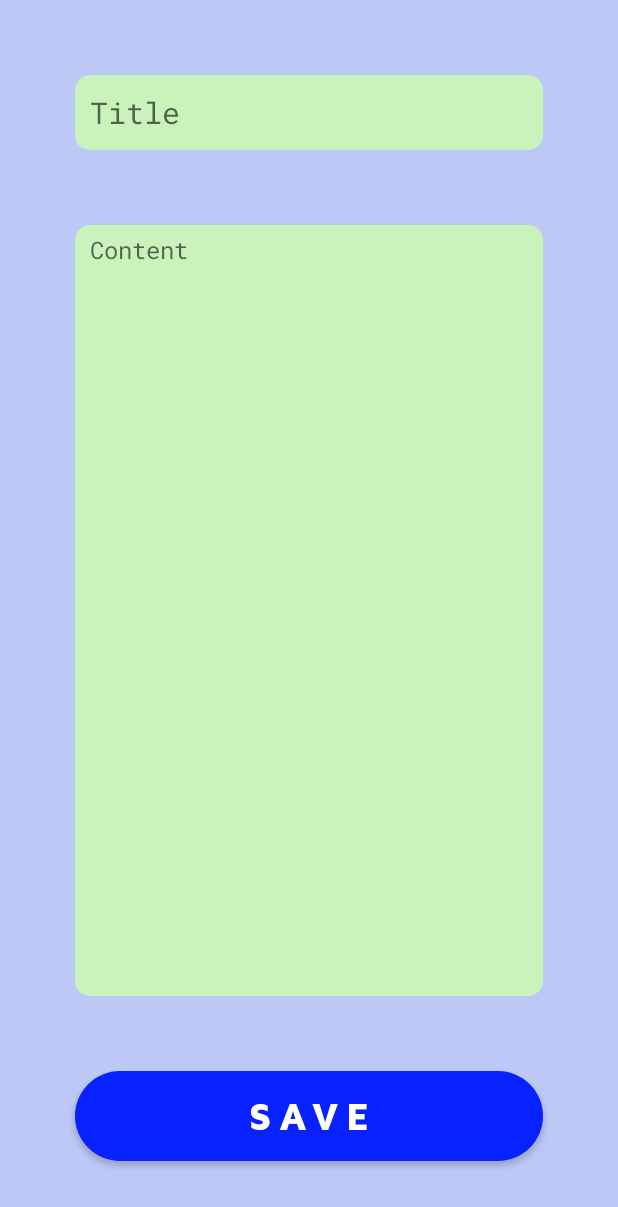
After one commit to dasgauranga2/Secure-Notes, an Android app: the AddNoteActivity screen opened directly, with no data from a screen before it, on a phone screen of 412 x 824 dp. The commit adds this screen. Shown: the top 1207 px of the screen. Run offline under Robolectric (Android 15) with nearby library versions, the phone set to English and light mode, and no system bars.

Commit message:
AddNote Activity for adding notes

```diff
--- a/app/src/main/AndroidManifest.xml
+++ b/app/src/main/AndroidManifest.xml
@@ -9,6 +9,7 @@
         android:roundIcon="@mipmap/ic_launcher_round"
         android:supportsRtl="true"
         android:theme="@style/Theme.AppCompat.Light.NoActionBar">
+        <activity android:name=".AddNoteActivity"></activity>
         <activity android:name=".MainActivity">
             <intent-filter>
                 <action android:name="android.intent.action.MAIN" />
--- /dev/null
+++ b/app/src/main/java/com/gauranga/securenotes/AddNoteActivity.java
@@ -0,0 +1,14 @@
+package com.gauranga.securenotes;
+
+import androidx.appcompat.app.AppCompatActivity;
+
+import android.os.Bundle;
+
+public class AddNoteActivity extends AppCompatActivity {
+
+    @Override
+    protected void onCreate(Bundle savedInstanceState) {
+        super.onCreate(savedInstanceState);
+        setContentView(R.layout.activity_add_note);
+    }
+}
--- a/app/src/main/java/com/gauranga/securenotes/MainActivity.java
+++ b/app/src/main/java/com/gauranga/securenotes/MainActivity.java
@@ -2,9 +2,17 @@ package com.gauranga.securenotes;
 
 import androidx.appcompat.app.AppCompatActivity;
 
+import android.content.Intent;
 import android.os.Bundle;
+import android.view.View;
 
 public class MainActivity extends AppCompatActivity {
+
+    // add a new note
+    public void add_note(View view) {
+        Intent intent = new Intent(getApplicationContext(),AddNoteActivity.class);
+        startActivity(intent);
+    }
 
     @Override
     protected void onCreate(Bundle savedInstanceState) {
--- /dev/null
+++ b/app/src/main/res/drawable/button_bg.xml
@@ -0,0 +1,14 @@
+<?xml version="1.0" encoding="UTF-8"?>
+<ripple
+    xmlns:android="http://schemas.android.com/apk/res/android"
+    android:color="#000D8A">
+    <item>
+        <shape
+        android:shape="rectangle">
+        <solid
+            android:color="#0821FF" />
+        <corners
+            android:radius="30dp" />
+        </shape>
+    </item>
+</ripple>
--- /dev/null
+++ b/app/src/main/res/drawable/input_txt_bg.xml
@@ -0,0 +1,7 @@
+<?xml version="1.0" encoding="UTF-8"?>
+<shape xmlns:android="http://schemas.android.com/apk/res/android"
+    android:shape="rectangle">
+    <solid android:color="#CAF3BB" />
+
+    <corners android:radius="10dp" />
+</shape>
--- /dev/null
+++ b/app/src/main/res/layout/activity_add_note.xml
@@ -0,0 +1,69 @@
+<?xml version="1.0" encoding="utf-8"?>
+<androidx.constraintlayout.widget.ConstraintLayout xmlns:android="http://schemas.android.com/apk/res/android"
+    xmlns:app="http://schemas.android.com/apk/res-auto"
+    xmlns:tools="http://schemas.android.com/tools"
+    android:layout_width="match_parent"
+    android:layout_height="match_parent"
+    android:background="#BCC8F6"
+    tools:context=".AddNoteActivity">
+
+    <Button
+        android:id="@+id/saveNoteButton"
+        android:layout_width="0dp"
+        android:layout_height="60dp"
+        android:layout_marginStart="50dp"
+        android:layout_marginEnd="50dp"
+        android:layout_marginBottom="50dp"
+        android:background="@drawable/button_bg"
+        android:fontFamily="@font/maven_boldest"
+        android:letterSpacing="0.2"
+        android:text="SAVE"
+        android:textColor="@color/white"
+        android:textSize="25sp"
+        app:layout_constraintBottom_toBottomOf="parent"
+        app:layout_constraintEnd_toEndOf="parent"
+        app:layout_constraintStart_toStartOf="parent" />
+
+    <EditText
+        android:id="@+id/titleInputText"
+        android:layout_width="0dp"
+        android:layout_height="50dp"
+        android:layout_marginStart="50dp"
+        android:layout_marginTop="50dp"
+        android:layout_marginEnd="50dp"
+        android:background="@drawable/input_txt_bg"
+        android:ems="10"
+        android:fontFamily="@font/roboto_mono"
+        android:hint="Title"
+        android:inputType="textVisiblePassword"
+        android:paddingLeft="10sp"
+        android:textColor="#8F6450"
+        android:textSize="20sp"
+        app:layout_constraintEnd_toEndOf="parent"
+        app:layout_constraintStart_toStartOf="parent"
+        app:layout_constraintTop_toTopOf="parent" />
+
+    <EditText
+        android:id="@+id/contentInputText"
+        android:layout_width="0dp"
+        android:layout_height="0dp"
+        android:layout_marginStart="50dp"
+        android:layout_marginTop="50dp"
+        android:layout_marginEnd="50dp"
+        android:layout_marginBottom="50dp"
+        android:background="@drawable/input_txt_bg"
+        android:ems="10"
+        android:fontFamily="@font/roboto_mono"
+        android:gravity="start"
+        android:hint="Content"
+        android:inputType="textVisiblePassword|textMultiLine"
+        android:paddingLeft="10sp"
+        android:paddingTop="5sp"
+        android:textColor="#8F6450"
+        android:textSize="16sp"
+        app:layout_constraintBottom_toTopOf="@+id/saveNoteButton"
+        app:layout_constraintEnd_toEndOf="parent"
+        app:layout_constraintStart_toStartOf="parent"
+        app:layout_constraintTop_toBottomOf="@+id/titleInputText" />
+
+</androidx.constraintlayout.widget.ConstraintLayout>
--- a/app/src/main/res/layout/activity_main.xml
+++ b/app/src/main/res/layout/activity_main.xml
@@ -37,6 +37,7 @@
             android:layout_width="70dp"
             android:layout_height="0dp"
             android:background="?android:attr/selectableItemBackground"
+            android:onClick="add_note"
             android:padding="15sp"
             android:scaleType="fitXY"
             app:layout_constraintBottom_toBottomOf="parent"
```
Also changed, not shown: app/src/main/res/font/maven_boldest.ttf (added), app/src/main/res/font/roboto_mono.ttf (added).
